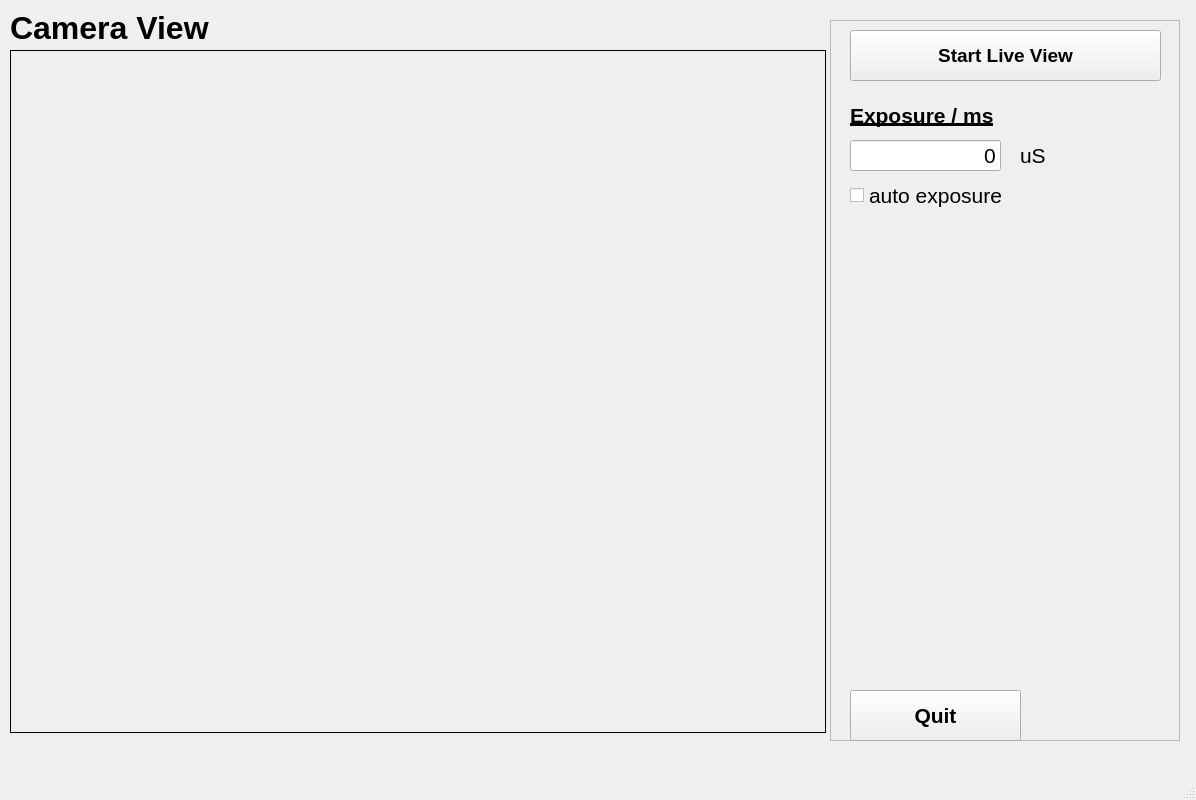
First picture: the form in TOF_Imager.ui, repository saikinsklims/TOFCam, before the edit.
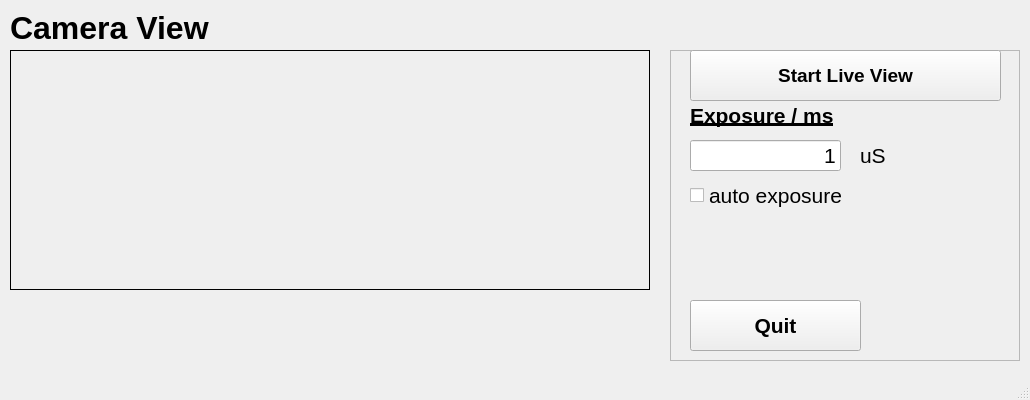
Second picture: the form after the edit.

Commit message: added auto exposure feature

What changed in the file:
```diff
--- a/TOF_Imager.ui
+++ b/TOF_Imager.ui
@@ -6,8 +6,8 @@
    <rect>
     <x>0</x>
     <y>0</y>
-    <width>1196</width>
-    <height>800</height>
+    <width>1030</width>
+    <height>400</height>
    </rect>
   </property>
   <property name="sizePolicy">
@@ -18,14 +18,14 @@
   </property>
   <property name="minimumSize">
    <size>
-    <width>1196</width>
-    <height>800</height>
+    <width>1030</width>
+    <height>400</height>
    </size>
   </property>
   <property name="maximumSize">
    <size>
-    <width>1196</width>
-    <height>800</height>
+    <width>1030</width>
+    <height>400</height>
    </size>
   </property>
   <property name="windowTitle">
@@ -46,8 +46,8 @@
      <rect>
       <x>10</x>
       <y>50</y>
-      <width>816</width>
-      <height>683</height>
+      <width>640</width>
+      <height>240</height>
      </rect>
     </property>
     <property name="sizePolicy">
@@ -58,8 +58,14 @@
     </property>
     <property name="minimumSize">
      <size>
-      <width>612</width>
-      <height>512</height>
+      <width>160</width>
+      <height>60</height>
+     </size>
+    </property>
+    <property name="maximumSize">
+     <size>
+      <width>640</width>
+      <height>240</height>
      </size>
     </property>
     <property name="frameShape">
@@ -72,10 +78,10 @@
    <widget class="QFrame" name="frame">
     <property name="geometry">
      <rect>
-      <x>830</x>
-      <y>20</y>
+      <x>670</x>
+      <y>50</y>
       <width>350</width>
-      <height>721</height>
+      <height>311</height>
      </rect>
     </property>
     <property name="sizePolicy">
@@ -100,7 +106,7 @@
      <property name="geometry">
       <rect>
        <x>20</x>
-       <y>10</y>
+       <y>0</y>
        <width>311</width>
        <height>51</height>
       </rect>
@@ -120,7 +126,7 @@
      <property name="geometry">
       <rect>
        <x>20</x>
-       <y>80</y>
+       <y>50</y>
        <width>161</width>
        <height>31</height>
       </rect>
@@ -141,7 +147,7 @@
      <property name="geometry">
       <rect>
        <x>20</x>
-       <y>670</y>
+       <y>250</y>
        <width>171</width>
        <height>51</height>
       </rect>
@@ -161,7 +167,7 @@
      <property name="geometry">
       <rect>
        <x>20</x>
-       <y>120</y>
+       <y>90</y>
        <width>151</width>
        <height>31</height>
       </rect>
@@ -178,7 +184,7 @@
       <string notr="true" extracomment="Numeric values only"/>
      </property>
      <property name="text">
-      <string>0</string>
+      <string>1</string>
      </property>
      <property name="alignment">
       <set>Qt::AlignRight|Qt::AlignTrailing|Qt::AlignVCenter</set>
@@ -188,7 +194,7 @@
      <property name="geometry">
       <rect>
        <x>190</x>
-       <y>120</y>
+       <y>90</y>
        <width>71</width>
        <height>31</height>
       </rect>
@@ -208,7 +214,7 @@
      <property name="geometry">
       <rect>
        <x>20</x>
-       <y>160</y>
+       <y>130</y>
        <width>211</width>
        <height>31</height>
       </rect>
```
The commit also changes 1 other file.
